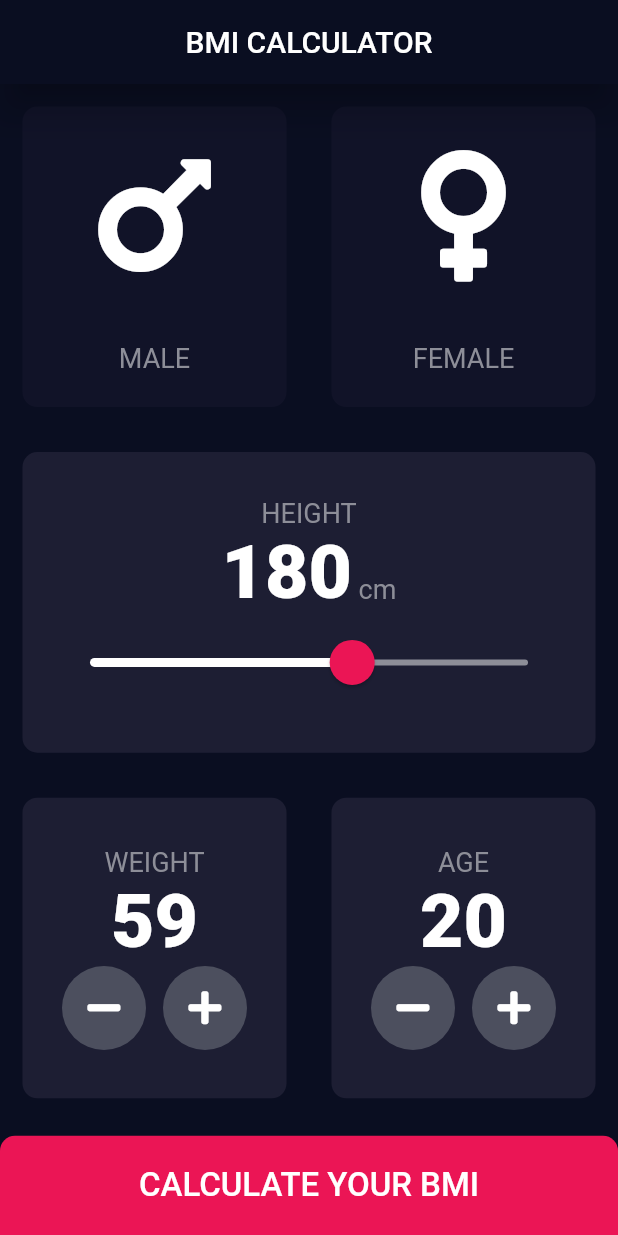
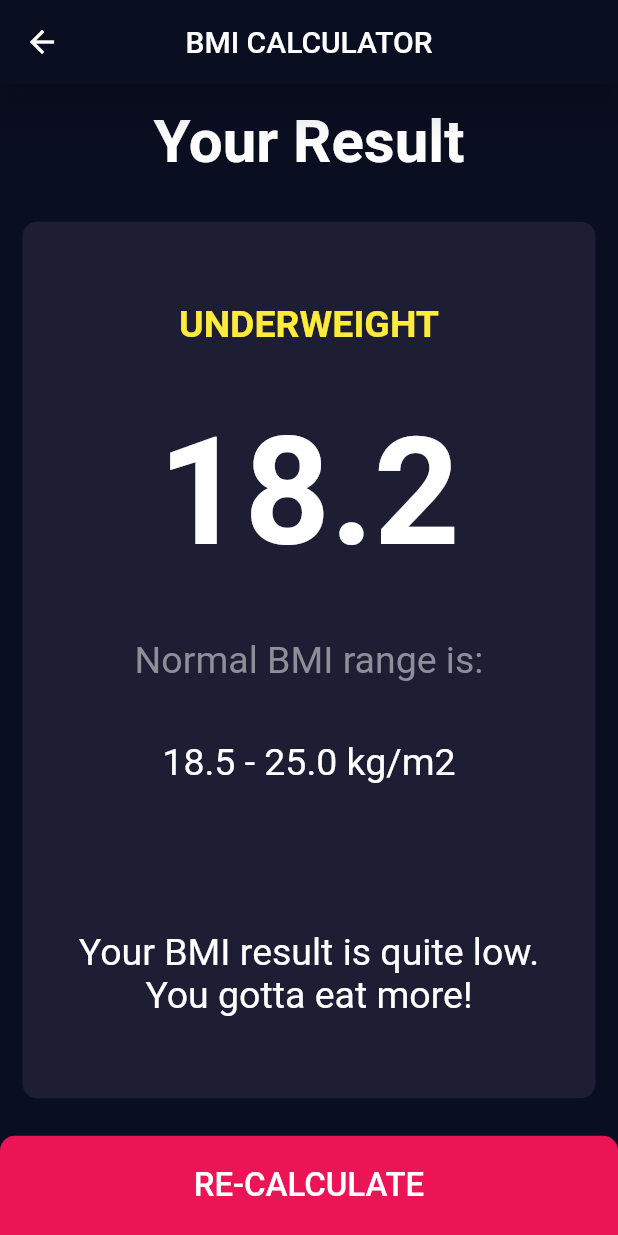
Before and after one commit to harjotsingh1999/bmi_calculator_flutter, a Flutter app: the screen it shows after launch, after a tap on "CALCULATE YOUR BMI", on a phone screen of 412 x 824 dp. Run offline on Flutter 3.47's test engine with Material 2 defaults, Android fonts, the phone set to English and light mode, and no system bars; our stand-ins replace font_awesome_flutter.

Commit message:
BMI Calculator

```diff
--- a/lib/constants.dart
+++ b/lib/constants.dart
@@ -18,3 +18,26 @@ const TextStyle kBoldTextStyle = TextStyle(
 const kActiveCardColor = Color(0xff1d1e33);
 const kInactiveCardColor = Color(0xFF111328);
 const kBottomContainerColor = Color(0xFFEB1555);
+
+const Map<String, Map> kResultMap = {
+  "underweight":{
+    "title": "UNDERWEIGHT",
+    "titleColor": Colors.yellow,
+    "messageText": "Your BMI result is quite low. You gotta eat more!",
+  },
+  "normal":{
+    "title": "NORMAL",
+    "titleColor": Colors.green,
+    "messageText": "You have a normal body weight. Good job!",
+  },
+  "overweight":{
+    "title": "OVERWEIGHT",
+    "titleColor": Colors.orange,
+    "messageText": "You weight is on the higher end. You need to exercise more.",
+  },
+  "obese":{
+    "title": "OBESE",
+    "titleColor": Colors.red,
+    "messageText": "You need to do a lot of exercising!",
+  },
+};
--- a/lib/input_page.dart
+++ b/lib/input_page.dart
@@ -1,7 +1,9 @@
+import 'package:bmi_calculator/result_page.dart';
 import 'package:bmi_calculator/reusable_card.dart';
 import 'package:flutter/cupertino.dart';
 import 'package:font_awesome_flutter/font_awesome_flutter.dart';
 import 'package:flutter/material.dart';
+import 'dart:math';
 
 import 'constants.dart';
 import 'gender_card.dart';
@@ -23,11 +25,18 @@ class _InputPageState extends State<InputPage> {
   int age = 20;
 
   void calculateBMI() {
-    if (selectedGender != null) {
-      //calculate BMI
-    } else {
-      //ask user to select a gender
-    }
+    //calculate BMI
+    double bmi= (weight* 10000.0)/pow(height,2);
+    Navigator.push(
+      context,
+      MaterialPageRoute(
+        builder: (context) {
+          return ResultPage(
+            bmi: bmi,
+          );
+        },
+      ),
+    );
   }
 
   @override
--- /dev/null
+++ b/lib/result_page.dart
@@ -0,0 +1,174 @@
+import 'package:bmi_calculator/reusable_card.dart';
+import 'package:flutter/cupertino.dart';
+import 'package:flutter/material.dart';
+
+import 'constants.dart';
+
+class ResultPage extends StatelessWidget {
+  final double bmi;
+
+  ResultPage({@required this.bmi});
+
+  Widget getCardChild() {
+    if (bmi < 18.5) {
+      //underweight card
+      return new ResultCard(
+        resultString: kResultMap["underweight"]["title"],
+        resultColor: kResultMap["underweight"]["titleColor"],
+        bmiString: bmi.toStringAsFixed(1),
+        messageString: kResultMap["underweight"]["messageText"],
+      );
+    } else if (bmi >= 18.5 && bmi < 25) {
+      return new ResultCard(
+        resultString: kResultMap["normal"]["title"],
+        resultColor: kResultMap["normal"]["titleColor"],
+        bmiString: bmi.toStringAsFixed(1),
+        messageString: kResultMap["normal"]["messageText"],
+      );
+    } else if (bmi >= 25 && bmi < 30) {
+      return new ResultCard(
+        resultString: kResultMap["overweight"]["title"],
+        resultColor: kResultMap["overweight"]["titleColor"],
+        bmiString: bmi.toStringAsFixed(1),
+        messageString: kResultMap["overweight"]["messageText"],
+      );
+    } else {
+      return new ResultCard(
+        resultString: kResultMap["obese"]["title"],
+        resultColor: kResultMap["obese"]["titleColor"],
+        bmiString: bmi.toStringAsFixed(1),
+        messageString: kResultMap["obese"]["messageText"],
+      );
+    }
+  }
+
+  @override
+  Widget build(BuildContext context) {
+    return Scaffold(
+      appBar: AppBar(
+        title: Text('BMI CALCULATOR'),
+        centerTitle: true,
+        elevation: 10,
+      ),
+      body: Column(
+        crossAxisAlignment: CrossAxisAlignment.stretch,
+        mainAxisAlignment: MainAxisAlignment.spaceEvenly,
+        children: <Widget>[
+          Expanded(
+            flex: 1,
+            child: Center(
+              child: Text(
+                "Your Result",
+                style: TextStyle(
+                  fontWeight: FontWeight.bold,
+                  fontSize: 40,
+                ),
+              ),
+            ),
+          ),
+          Expanded(
+            flex: 8,
+            child: ReusableCard(
+              color: kActiveCardColor,
+              cardChild: getCardChild(),
+            ),
+          ),
+          Expanded(
+            flex: 1,
+            child: Container(
+              margin: EdgeInsets.only(top: 10),
+              constraints: BoxConstraints.expand(),
+              decoration: BoxDecoration(
+                color: kBottomContainerColor,
+                borderRadius: BorderRadius.only(
+                  topRight: Radius.circular(10),
+                  topLeft: Radius.circular(10),
+                ),
+              ),
+              child: FlatButton(
+                onPressed: () {
+                  Navigator.pop(context);
+                },
+                child: Center(
+                  child: Text(
+                    "RE-CALCULATE",
+                    style: TextStyle(
+                      fontSize: 22,
+                    ),
+                  ),
+                ),
+              ),
+            ),
+          ),
+        ],
+      ),
+    );
+  }
+}
+
+class ResultCard extends StatelessWidget {
+  final String resultString, bmiString, messageString;
+  final Color resultColor;
+
+  ResultCard({this.resultString,
+    this.bmiString,
+    this.messageString,
+    this.resultColor});
+
+  @override
+  Widget build(BuildContext context) {
+    return Column(
+      mainAxisAlignment: MainAxisAlignment.spaceEvenly,
+      crossAxisAlignment: CrossAxisAlignment.center,
+      children: <Widget>[
+        Text(
+          resultString,
+          style: TextStyle(
+            color: resultColor,
+            fontSize: 25,
+            fontWeight: FontWeight.bold,
+          ),
+        ),
+        Text(
+          bmiString,
+          style: TextStyle(
+            color: Colors.white,
+            fontSize: 100,
+            fontWeight: FontWeight.bold,
+          ),
+        ),
+        Text(
+          "Normal BMI range is:",
+          style: TextStyle(
+            color: kTextColor,
+            fontSize: 25,
+          ),
+        ),
+        Text(
+          "18.5 - 25.0 kg/m2",
+          style: TextStyle(fontSize: 25, color: Colors.white),
+        ),
+        SizedBox(height: 20,),
+        Text(
+          messageString,
+          textAlign: TextAlign.center,
+          style: TextStyle(
+            color: Colors.white,
+            fontSize: 25,
+          ),
+        ),
+        // FlatButton(
+        //   padding: EdgeInsets.symmetric(horizontal: 50, vertical: 10),
+        //   onPressed: () {},
+        //   child: Text(
+        //     "SAVE RESULT",
+        //     style: TextStyle(
+        //       color: kTextColor,
+        //       fontSize: 20,
+        //     ),
+        //   ),
+        // ),
+      ],
+    );
+  }
+}
```
